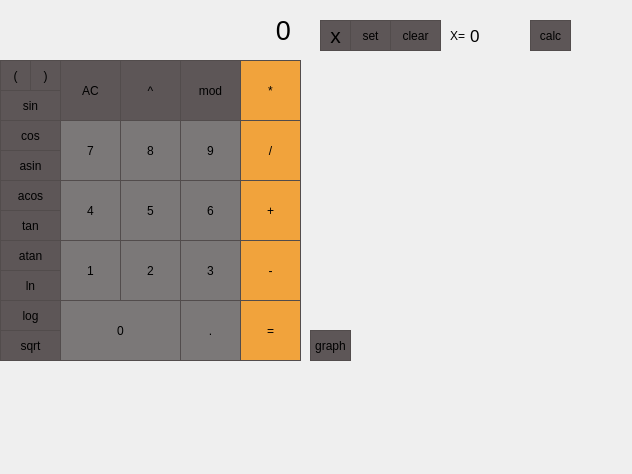
This is smart_calc_qt/mainwindow.ui in zzzhenekkk/smartcalc as Qt 5 draws it before an edit. The edited form follows.
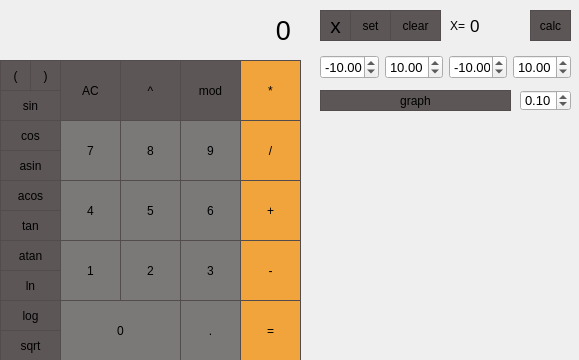
This is the edited form. Custom widgets are drawn as their Qt base class.

Diff of the .ui file:
```diff
--- a/smart_calc_qt/mainwindow.ui
+++ b/smart_calc_qt/mainwindow.ui
@@ -9,8 +9,8 @@
    <rect>
     <x>0</x>
     <y>0</y>
-    <width>632</width>
-    <height>474</height>
+    <width>579</width>
+    <height>360</height>
    </rect>
   </property>
   <property name="windowTitle">
@@ -716,7 +716,7 @@
     <property name="geometry">
      <rect>
       <x>320</x>
-      <y>20</y>
+      <y>10</y>
       <width>31</width>
       <height>31</height>
      </rect>
@@ -767,7 +767,7 @@
     <property name="geometry">
      <rect>
       <x>470</x>
-      <y>20</y>
+      <y>10</y>
       <width>51</width>
       <height>31</height>
      </rect>
@@ -791,7 +791,7 @@
     <property name="geometry">
      <rect>
       <x>350</x>
-      <y>20</y>
+      <y>10</y>
       <width>41</width>
       <height>31</height>
      </rect>
@@ -814,7 +814,7 @@
     <property name="geometry">
      <rect>
       <x>390</x>
-      <y>20</y>
+      <y>10</y>
       <width>51</width>
       <height>31</height>
      </rect>
@@ -836,10 +836,10 @@
    <widget class="QPushButton" name="pushButton_graph">
     <property name="geometry">
      <rect>
-      <x>310</x>
-      <y>330</y>
-      <width>41</width>
-      <height>31</height>
+      <x>320</x>
+      <y>90</y>
+      <width>191</width>
+      <height>21</height>
      </rect>
     </property>
     <property name="styleSheet">
@@ -860,7 +860,7 @@
     <property name="geometry">
      <rect>
       <x>530</x>
-      <y>20</y>
+      <y>10</y>
       <width>41</width>
       <height>31</height>
      </rect>
@@ -883,7 +883,7 @@
     <property name="geometry">
      <rect>
       <x>450</x>
-      <y>20</y>
+      <y>10</y>
       <width>21</width>
       <height>31</height>
      </rect>
@@ -892,8 +892,137 @@
      <string>X=</string>
     </property>
    </widget>
+   <widget class="QCustomPlot" name="widget" native="true">
+    <property name="geometry">
+     <rect>
+      <x>320</x>
+      <y>120</y>
+      <width>251</width>
+      <height>241</height>
+     </rect>
+    </property>
+   </widget>
+   <widget class="QWidget" name="horizontalLayoutWidget">
+    <property name="geometry">
+     <rect>
+      <x>320</x>
+      <y>52</y>
+      <width>251</width>
+      <height>31</height>
+     </rect>
+    </property>
+    <layout class="QHBoxLayout" name="horizontalLayout">
+     <item>
+      <widget class="QDoubleSpinBox" name="doubleSpinBox_x_min">
+       <property name="font">
+        <font>
+         <pointsize>10</pointsize>
+        </font>
+       </property>
+       <property name="minimum">
+        <double>-1000000.000000000000000</double>
+       </property>
+       <property name="maximum">
+        <double>1000000.000000000000000</double>
+       </property>
+       <property name="value">
+        <double>-10.000000000000000</double>
+       </property>
+      </widget>
+     </item>
+     <item>
+      <widget class="QDoubleSpinBox" name="doubleSpinBox_x_max">
+       <property name="font">
+        <font>
+         <pointsize>10</pointsize>
+        </font>
+       </property>
+       <property name="minimum">
+        <double>-1000000.000000000000000</double>
+       </property>
+       <property name="maximum">
+        <double>1000000.000000000000000</double>
+       </property>
+       <property name="value">
+        <double>10.000000000000000</double>
+       </property>
+      </widget>
+     </item>
+     <item>
+      <widget class="QDoubleSpinBox" name="doubleSpinBox_y_min">
+       <property name="font">
+        <font>
+         <pointsize>10</pointsize>
+        </font>
+       </property>
+       <property name="minimum">
+        <double>-1000000.000000000000000</double>
+       </property>
+       <property name="maximum">
+        <double>1000000.000000000000000</double>
+       </property>
+       <property name="value">
+        <double>-10.000000000000000</double>
+       </property>
+      </widget>
+     </item>
+     <item>
+      <widget class="QDoubleSpinBox" name="doubleSpinBox_y_max">
+       <property name="font">
+        <font>
+         <pointsize>10</pointsize>
+        </font>
+       </property>
+       <property name="minimum">
+        <double>-1000000.000000000000000</double>
+       </property>
+       <property name="maximum">
+        <double>1000000.000000000000000</double>
+       </property>
+       <property name="value">
+        <double>10.000000000000000</double>
+       </property>
+      </widget>
+     </item>
+    </layout>
+   </widget>
+   <widget class="QDoubleSpinBox" name="doubleSpinBox_h">
+    <property name="geometry">
+     <rect>
+      <x>520</x>
+      <y>90</y>
+      <width>51</width>
+      <height>21</height>
+     </rect>
+    </property>
+    <property name="font">
+     <font>
+      <pointsize>10</pointsize>
+     </font>
+    </property>
+    <property name="minimum">
+     <double>-1000000.000000000000000</double>
+    </property>
+    <property name="maximum">
+     <double>1000000.000000000000000</double>
+    </property>
+    <property name="singleStep">
+     <double>0.100000000000000</double>
+    </property>
+    <property name="value">
+     <double>0.100000000000000</double>
+    </property>
+   </widget>
   </widget>
  </widget>
+ <customwidgets>
+  <customwidget>
+   <class>QCustomPlot</class>
+   <extends>QWidget</extends>
+   <header>qcustomplot.h</header>
+   <container>1</container>
+  </customwidget>
+ </customwidgets>
  <resources/>
  <connections/>
 </ui>
```
